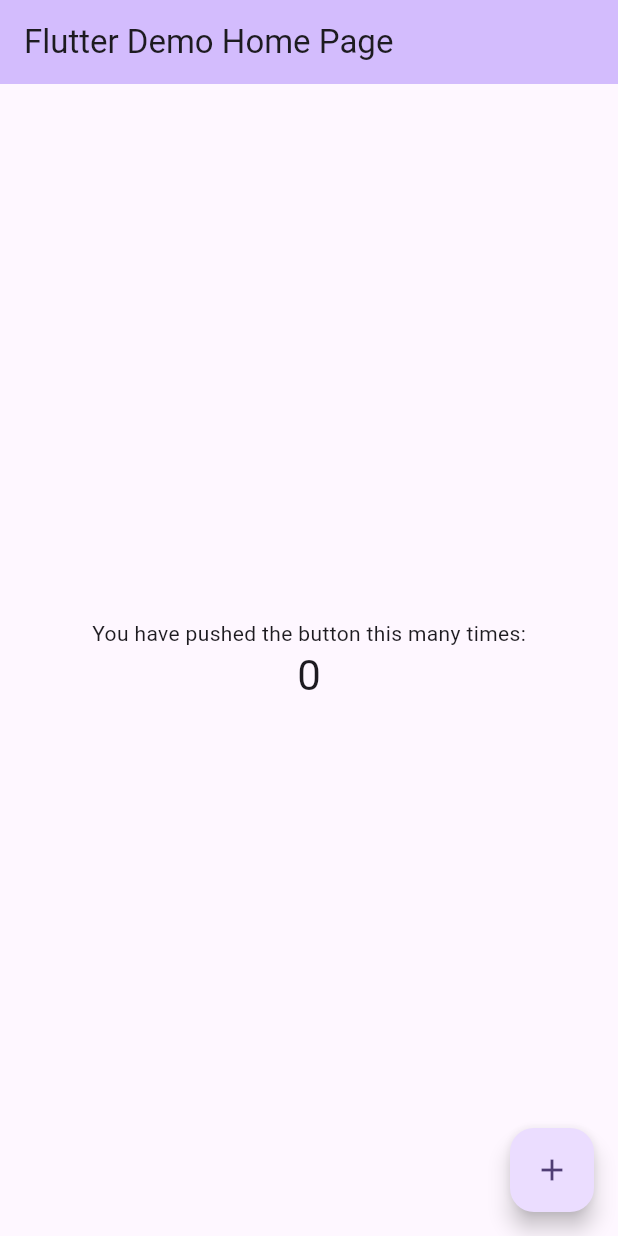
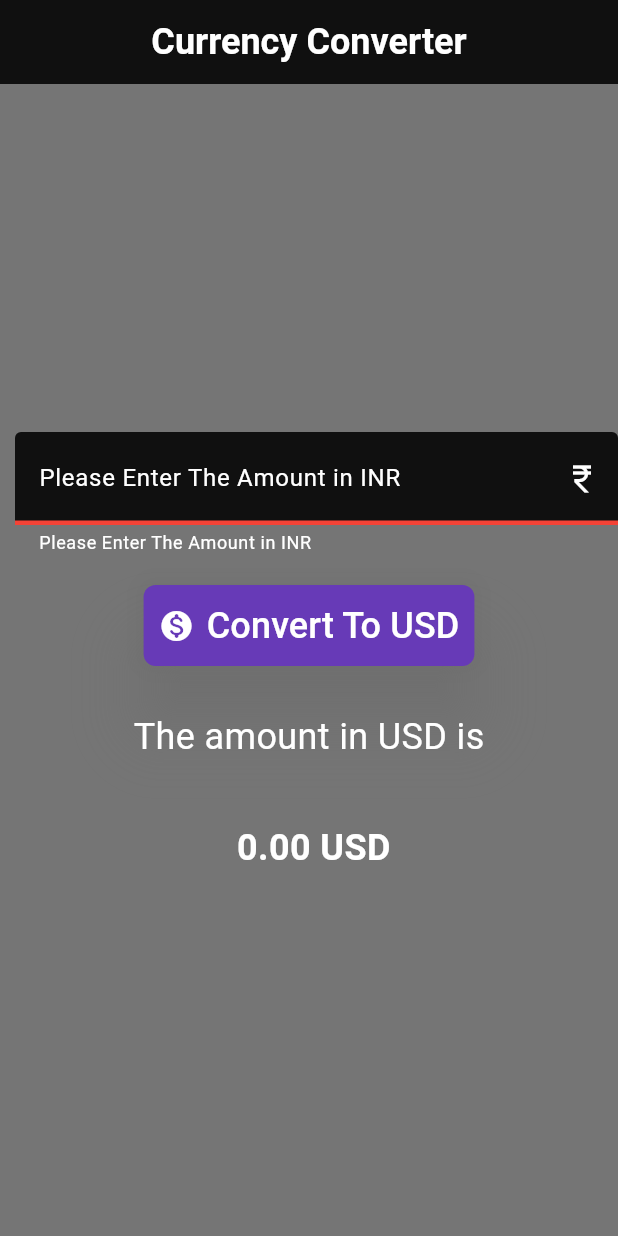
Before and after one commit to vinodShelar/currency_converter, a Flutter app: the screen it shows after launch, on a phone screen of 412 x 824 dp. Run offline on Flutter 3.47's test engine with Material 3 defaults, Android fonts, the phone set to English and light mode, and no system bars.

Commit message:
changes done for final currency convertor app from inr to usd

```diff
--- /dev/null
+++ b/lib/currancy_converter_material_page.dart
@@ -0,0 +1,160 @@
+import 'package:flutter/material.dart';
+import 'package:flutter/services.dart';
+
+class CurreencyConverterMaterialPage extends StatefulWidget {
+  const CurreencyConverterMaterialPage({super.key});
+
+  @override
+  State<CurreencyConverterMaterialPage> createState() =>
+      _CurreencyConverterMaterialPageState();
+}
+
+class _CurreencyConverterMaterialPageState
+    extends State<CurreencyConverterMaterialPage> {
+  late double result;
+  final TextEditingController inrController = TextEditingController();
+
+  @override
+  void initState() {
+    super.initState();
+    result = 0;
+  }
+
+  // define a method to convert the amount from inr to usd
+  void convertToUSD() {
+    setState(() {
+      result = (double.parse(inrController.text) / 82);
+    });
+  }
+
+  @override
+  Widget build(BuildContext context) {
+    return Scaffold(
+      backgroundColor: Colors.black54,
+      resizeToAvoidBottomInset: true,
+      appBar: AppBar(
+        title: const Text(
+          "Currency Converter",
+          style: TextStyle(
+              color: Colors.white, fontSize: 24, fontWeight: FontWeight.bold),
+        ),
+        centerTitle: true,
+        backgroundColor: Colors.black87,
+      ),
+      body: Center(
+        child: Column(
+          mainAxisAlignment: MainAxisAlignment.center,
+          children: [
+            // Container(
+            //   padding: const EdgeInsets.all(10),
+            //   margin: const EdgeInsets.all(10),
+            //   decoration: BoxDecoration(
+            //       color: Colors.black87,
+            //       borderRadius: BorderRadius.circular(20),
+            //       border: Border.all(
+            //         color: Colors.white,
+            //         width: 2,
+            //       )),
+            //   child: const Text("Currency Converter",
+            //       style: TextStyle(
+            //           color: Colors.white,
+            //           fontSize: 36,
+            //           fontWeight: FontWeight.bold)),
+            // ),
+            Padding(
+              // padding: EdgeInsets.all(10),
+              // there are 2 types of padding
+              // 1. EdgeInsets.all(10)
+              // 2. EdgeInsets.symmetric(horizontal: 10, vertical: 10)
+              // 3. EdgeInsets.only(left: 10, right: 10, top: 10, bottom: 10)
+              // 4. EdgeInsets.fromLTRB(left, top, right, bottom)
+              // padding: EdgeInsets.fromLTRB(10, 10, 0, 0),
+              // padding: EdgeInsets.symmetric(horizontal: , vertical: 10),
+              padding: const EdgeInsets.only(left: 10, top: 10),
+              child: TextField(
+                controller: inrController,
+                decoration: const InputDecoration(
+                    hintText: "Please Enter The Amount in INR ",
+                    hintStyle: TextStyle(color: Colors.white70, fontSize: 20),
+                    border: OutlineInputBorder(
+                      borderRadius: BorderRadius.all(Radius.circular(40)),
+                    ),
+                    labelText: "Please Enter The Amount in INR ",
+                    labelStyle: TextStyle(color: Colors.white),
+                    helperText: "Please Enter The Amount in INR ",
+                    helperStyle: TextStyle(color: Colors.white),
+                    // prefixText: 'Hello It is in INR '
+                    // prefixIcon: Icon(Icons.monetization_on_outlined),
+                    // prefixIconColor: Colors.white,
+                    suffix: Text("INR"),
+                    suffixStyle: TextStyle(color: Colors.white),
+                    suffixIcon: Icon(Icons.currency_rupee),
+                    suffixIconColor: Colors.white,
+                    filled: true,
+                    fillColor: Colors.black87,
+                    enabledBorder: UnderlineInputBorder(
+                        borderSide: BorderSide(
+                      color: Colors.red,
+                      width: 3,
+                      style: BorderStyle.solid,
+                    )),
+                    focusedBorder: OutlineInputBorder(
+                        borderSide: BorderSide(
+                            color: Colors.cyan,
+                            width: 3,
+                            style: BorderStyle.solid,
+                            strokeAlign: BorderSide.strokeAlignCenter),
+                        borderRadius: BorderRadius.all(Radius.circular(40)))),
+                style: const TextStyle(color: Colors.white, fontSize: 20),
+                keyboardType: const TextInputType.numberWithOptions(
+                    decimal: true, signed: true),
+                inputFormatters: [
+                  FilteringTextInputFormatter.digitsOnly,
+                  FilteringTextInputFormatter.allow(RegExp(r'^\d*\.?\d*$')),
+                ],
+              ),
+            ),
+            Container(
+                padding: const EdgeInsets.all(10),
+                margin: const EdgeInsets.only(top: 10),
+                child: ElevatedButton.icon(
+                  onPressed: convertToUSD,
+                  icon: const Icon(
+                    Icons.monetization_on_rounded,
+                    size: 24,
+                    color: Colors.white,
+                  ),
+                  label: const Text(
+                    "Convert To USD",
+                    style: TextStyle(color: Colors.white, fontSize: 24),
+                  ),
+                  style: ButtonStyle(
+                      shape: WidgetStateProperty.all(RoundedRectangleBorder(
+                        borderRadius: BorderRadius.circular(8),
+                      )),
+                      padding:
+                          WidgetStateProperty.all(const EdgeInsets.all(10)),
+                      backgroundColor:
+                          WidgetStateProperty.all(Colors.deepPurple),
+                      shadowColor: WidgetStateProperty.all(Colors.grey),
+                      elevation: WidgetStateProperty.all(20)),
+                )),
+            Container(
+              padding: const EdgeInsets.all(20),
+              child: const Text("The amount in USD is",
+                  style: TextStyle(color: Colors.white, fontSize: 24)),
+            ),
+            Container(
+              padding: const EdgeInsets.all(20),
+              child: Text(" ${result.toStringAsFixed(2)} USD",
+                  style: const TextStyle(
+                      color: Colors.white,
+                      fontSize: 24,
+                      fontWeight: FontWeight.bold)),
+            )
+          ],
+        ),
+      ),
+    );
+  }
+}
--- a/lib/main.dart
+++ b/lib/main.dart
@@ -1,125 +1,56 @@
+import 'package:currency_converter/currancy_converter_material_page.dart';
 import 'package:flutter/material.dart';
 
 void main() {
   runApp(const MyApp());
+  // const is used to create a constant object...
+  // to tell the compiler that the object is constant and immutable...
+  // runApp is the function to start the flutter code...
+  // widget is the building block of the flutter application...
+  // Hot reload is a feature of flutter that allows you to see the changes in the code without restarting the application...
+
+  // navigation is the process of moving from one screen to another screen...
+  // Navigator is the class that is used to navigate between screens...
+  // Navigator.push is the method that is used to navigate to a new screen...
+  // Navigator.pop is the method that is used to navigate to the previous screen...
 }
+
+// types of widgets:
+// 1. StatelessWidget
+// 2. StatefulWidget
+// 3. CupertinoWidget
+// 4. MaterialWidget
+
+// StatelessWidget:
+// 1. It is a widget that does not change its state...
+// 2. It is a widget that is immutable...
+// 3. It is a widget that is stateless...
+
+// StatefulWidget:
+// 1. It is a widget that changes its state...
+// 2. It is a widget that is mutable...
+// 3. It is a widget that is stateful...
+
+// CupertinoWidget:
+// 1. It is a widget that is used to create a Cupertino style application...
+
+// MaterialWidget:
+// 1. It is a widget that is used to create a Material style application...
 
 class MyApp extends StatelessWidget {
   const MyApp({super.key});
-
-  // This widget is the root of your application.
   @override
   Widget build(BuildContext context) {
-    return MaterialApp(
-      title: 'Flutter Demo',
-      theme: ThemeData(
-        // This is the theme of your application.
-        //
-        // TRY THIS: Try running your application with "flutter run". You'll see
-        // the application has a purple toolbar. Then, without quitting the app,
-        // try changing the seedColor in the colorScheme below to Colors.green
-        // and then invoke "hot reload" (save your changes or press the "hot
-        // reload" button in a Flutter-supported IDE, or press "r" if you used
-        // the command line to start the app).
-        //
-        // Notice that the counter didn't reset back to zero; the application
-        // state is not lost during the reload. To reset the state, use hot
-        // restart instead.
-        //
-        // This works for code too, not just values: Most code changes can be
-        // tested with just a hot reload.
-        colorScheme: ColorScheme.fromSeed(seedColor: Colors.deepPurple),
-        useMaterial3: true,
-      ),
-      home: const MyHomePage(title: 'Flutter Demo Home Page'),
+    // MaterialApp is the widget that is used to create a Material style application...
+    return const MaterialApp(
+      home: CurreencyConverterMaterialPage(),
     );
   }
 }
 
-class MyHomePage extends StatefulWidget {
-  const MyHomePage({super.key, required this.title});
+// Material Design is a design language developed by Google in 2014...
+// It is a comprehensive guide for visual, motion, and interaction design across platforms and devices...
+// It is a design language that is used to create a consistent and predictable user experience across different platforms and devices...
 
-  // This widget is the home page of your application. It is stateful, meaning
-  // that it has a State object (defined below) that contains fields that affect
-  // how it looks.
-
-  // This class is the configuration for the state. It holds the values (in this
-  // case the title) provided by the parent (in this case the App widget) and
-  // used by the build method of the State. Fields in a Widget subclass are
-  // always marked "final".
-
-  final String title;
-
-  @override
-  State<MyHomePage> createState() => _MyHomePageState();
-}
-
-class _MyHomePageState extends State<MyHomePage> {
-  int _counter = 0;
-
-  void _incrementCounter() {
-    setState(() {
-      // This call to setState tells the Flutter framework that something has
-      // changed in this State, which causes it to rerun the build method below
-      // so that the display can reflect the updated values. If we changed
-      // _counter without calling setState(), then the build method would not be
-      // called again, and so nothing would appear to happen.
-      _counter++;
-    });
-  }
-
-  @override
-  Widget build(BuildContext context) {
-    // This method is rerun every time setState is called, for instance as done
-    // by the _incrementCounter method above.
-    //
-    // The Flutter framework has been optimized to make rerunning build methods
-    // fast, so that you can just rebuild anything that needs updating rather
-    // than having to individually change instances of widgets.
-    return Scaffold(
-      appBar: AppBar(
-        // TRY THIS: Try changing the color here to a specific color (to
-        // Colors.amber, perhaps?) and trigger a hot reload to see the AppBar
-        // change color while the other colors stay the same.
-        backgroundColor: Theme.of(context).colorScheme.inversePrimary,
-        // Here we take the value from the MyHomePage object that was created by
-        // the App.build method, and use it to set our appbar title.
-        title: Text(widget.title),
-      ),
-      body: Center(
-        // Center is a layout widget. It takes a single child and positions it
-        // in the middle of the parent.
-        child: Column(
-          // Column is also a layout widget. It takes a list of children and
-          // arranges them vertically. By default, it sizes itself to fit its
-          // children horizontally, and tries to be as tall as its parent.
-          //
-          // Column has various properties to control how it sizes itself and
-          // how it positions its children. Here we use mainAxisAlignment to
-          // center the children vertically; the main axis here is the vertical
-          // axis because Columns are vertical (the cross axis would be
-          // horizontal).
-          //
-          // TRY THIS: Invoke "debug painting" (choose the "Toggle Debug Paint"
-          // action in the IDE, or press "p" in the console), to see the
-          // wireframe for each widget.
-          mainAxisAlignment: MainAxisAlignment.center,
-          children: <Widget>[
-            const Text(
-              'You have pushed the button this many times:',
-            ),
-            Text(
-              '$_counter',
-              style: Theme.of(context).textTheme.headlineMedium,
-            ),
-          ],
-        ),
-      ),
-      floatingActionButton: FloatingActionButton(
-        onPressed: _incrementCounter,
-        tooltip: 'Increment',
-        child: const Icon(Icons.add),
-      ), // This trailing comma makes auto-formatting nicer for build methods.
-    );
-  }
-}
+// Cupertino Design is a design language developed by Apple in 2010...
+// It is a design language that is used to create a consistent and predictable user experience across different platforms and devices...
```
